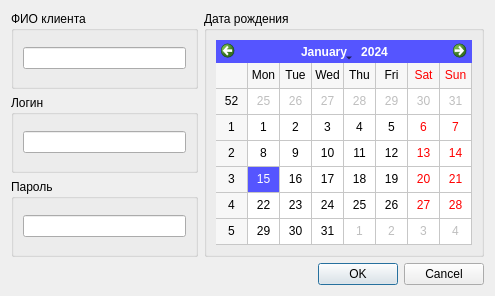
Before: the Qt Designer form Admin/MainManager/clientsWidget/cclientdialog.ui in Demonist/TCS, drawn with Qt 5.
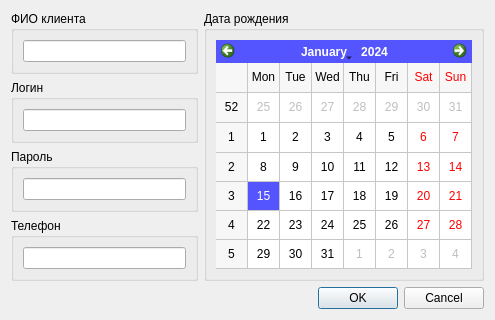
After: the same form once the commit is applied.

Patch:
```diff
--- a/Admin/MainManager/clientsWidget/cclientdialog.ui
+++ b/Admin/MainManager/clientsWidget/cclientdialog.ui
@@ -26,7 +26,7 @@
      </layout>
     </widget>
    </item>
-   <item row="0" column="1" rowspan="3">
+   <item row="0" column="1" rowspan="4">
     <widget class="QGroupBox" name="groupBox_2">
      <property name="title">
       <string>Дата рождения</string>
@@ -82,13 +82,25 @@
      </layout>
     </widget>
    </item>
-   <item row="3" column="1">
+   <item row="4" column="1">
     <widget class="QDialogButtonBox" name="buttonBox">
      <property name="standardButtons">
       <set>QDialogButtonBox::Cancel|QDialogButtonBox::Ok</set>
      </property>
     </widget>
    </item>
+   <item row="3" column="0">
+    <widget class="QGroupBox" name="groupBox_5">
+     <property name="title">
+      <string>Телефон</string>
+     </property>
+     <layout class="QGridLayout" name="gridLayout_5">
+      <item row="0" column="0">
+       <widget class="QLineEdit" name="leClientPhone"/>
+      </item>
+     </layout>
+    </widget>
+   </item>
   </layout>
  </widget>
  <resources/>
```
